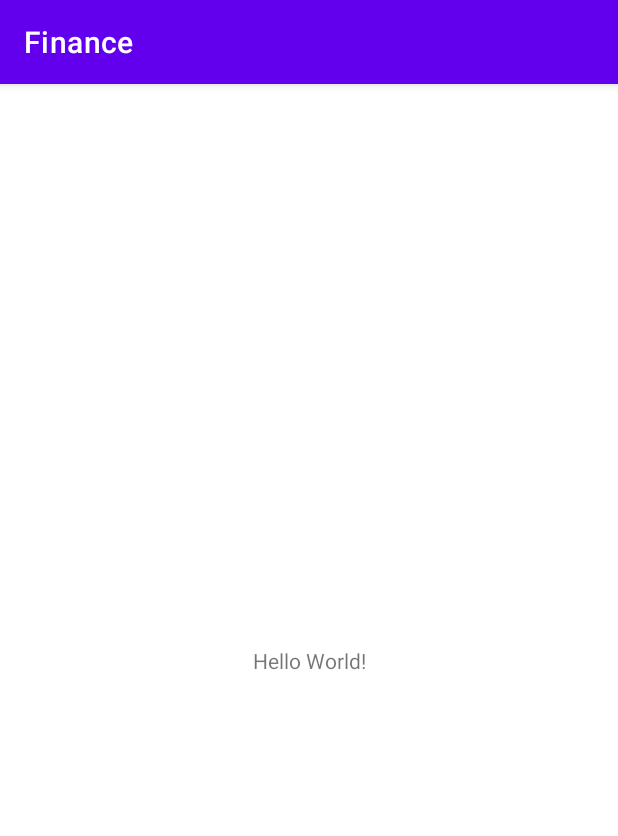
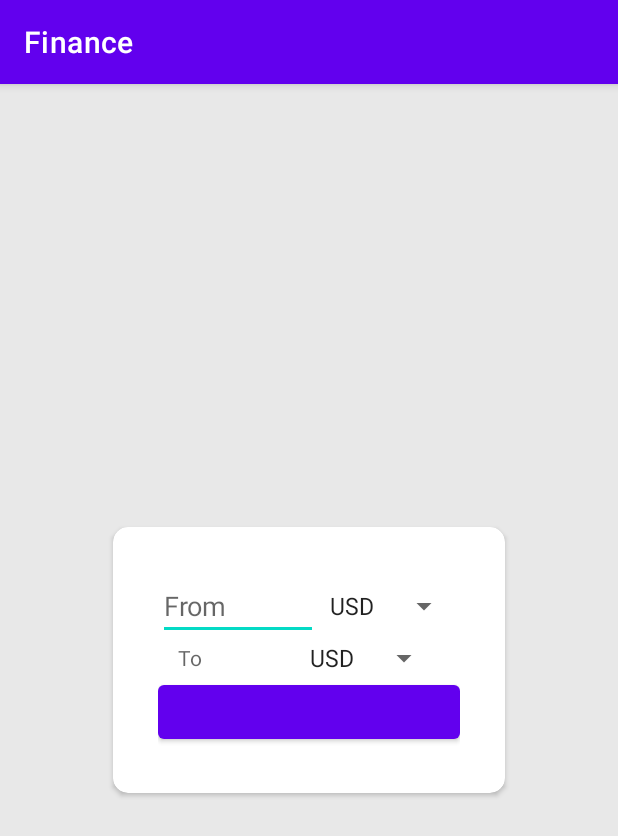
Before and after one commit to Project-Management-SCE/PM2022_TEAM_2, an Android app: the screen it shows after launch (MainActivity before the commit, Exchange after it), on a phone screen of 412 x 824 dp. Shown: the top 836 px of the screen. Run offline under Robolectric (Android 15) with nearby library versions, the phone set to English and light mode, and no system bars; our stand-ins replace Firebase (no records; nobody signed in at launch, a user with empty details on screens opened directly), Volley; libraries missing offline, so code that uses them is left out: com.squareup.okhttp.

Commit message:
Exchange
API REST  connect to app via Volley request lib

VolleySingenleton class:
Handle Http request
Exchange class:
Convert money by api rates and parsing the json response

```diff
--- a/app/build.gradle
+++ b/app/build.gradle
@@ -34,6 +34,7 @@ dependencies {
     implementation 'com.google.android.material:material:1.5.0'
     implementation 'androidx.constraintlayout:constraintlayout:2.1.3'
     implementation 'com.google.firebase:firebase-common:20.1.0'
+    implementation 'com.android.volley:volley:1.2.0'
     testImplementation 'junit:junit:4.13.2'
     androidTestImplementation 'androidx.test.ext:junit:1.1.3'
     androidTestImplementation 'androidx.test.espresso:espresso-core:3.4.0'
--- a/app/src/main/AndroidManifest.xml
+++ b/app/src/main/AndroidManifest.xml
@@ -10,6 +10,9 @@
         android:supportsRtl="true"
         android:theme="@style/Theme.Finance">
         <activity
+            android:name=".Exchange"
+            android:exported="false" />
+        <activity
             android:name=".MainActivity"
             android:exported="true">
             <intent-filter>
--- /dev/null
+++ b/app/src/main/java/com/team2/finance/Exchange.java
@@ -0,0 +1,102 @@
+package com.team2.finance;
+
+import android.app.ProgressDialog;
+import android.os.AsyncTask;
+import android.os.Bundle;
+import android.view.View;
+import android.widget.AdapterView;
+import android.widget.ArrayAdapter;
+import android.widget.Button;
+import android.widget.EditText;
+import android.widget.Spinner;
+import android.widget.TextView;
+import android.widget.Toast;
+
+import androidx.appcompat.app.AppCompatActivity;
+
+import com.android.volley.Request;
+import com.android.volley.RequestQueue;
+import com.android.volley.Response;
+import com.android.volley.VolleyError;
+import com.android.volley.toolbox.JsonArrayRequest;
+import com.android.volley.toolbox.JsonObjectRequest;
+import com.android.volley.toolbox.JsonRequest;
+import com.squareup.okhttp.OkHttpClient;
+
+import org.json.JSONArray;
+import org.json.JSONException;
+import org.json.JSONObject;
+
+import java.util.Collections;
+
+
+public class Exchange extends AppCompatActivity {
+
+    EditText fromCurrency;
+    TextView toCurrency;
+    Spinner fromDropdown, toDropdown;
+    Button convert_bt;
+    private RequestQueue requestQueue;
+
+
+    @Override
+    protected void onCreate(Bundle savedInstanceState) {
+        super.onCreate(savedInstanceState);
+        setContentView(R.layout.activity_exchange);
+
+        convert_bt = (Button) findViewById(R.id.convert_bt);
+        fromCurrency = findViewById(R.id.fromCurrency);
+        toCurrency = findViewById(R.id.toCurrency);
+        fromDropdown = findViewById(R.id.fromDropdown);
+        toDropdown = findViewById(R.id.toDropdown);
+        requestQueue = VolleySingleton.getInstance(this).getRequestQueue();
+        initSpinners();
+
+        convert_bt.setOnClickListener(new View.OnClickListener() {
+            public void onClick(View v) {
+                Convert();
+            }
+        });
+
+    }
+
+    private void initSpinners(){
+        String array[] = new String[] {"USD","ILS"};
+        ArrayAdapter<String> adapter = new ArrayAdapter<String>(this,
+                android.R.layout.simple_spinner_item, array);
+        adapter.setDropDownViewResource(android.R.layout.simple_spinner_dropdown_item);
+        fromDropdown.setAdapter(adapter);
+        toDropdown.setAdapter(adapter);
+    }
+
+    private void Convert() {
+        String url="https://frankfurter.app/latest?amount=" + fromCurrency.getText().toString() + "&from=" + fromDropdown.getSelectedItem().toString() + "&to=" + toDropdown.getSelectedItem().toString();
+
+        JsonObjectRequest jsonObjectRequest = new JsonObjectRequest
+                (Request.Method.GET, url, null, new Response.Listener<JSONObject>() {
+
+                    @Override
+                    public void onResponse(JSONObject response) {
+                        JSONObject jsonObject = null;
+                        try {
+                            jsonObject = response.getJSONObject("rates");
+                        } catch (JSONException e) {
+                            e.printStackTrace();
+                        }
+                        try {
+                            String rate = String.valueOf(jsonObject.getDouble(toDropdown.getSelectedItem().toString()));
+                            toCurrency.setText(rate);
+                        } catch (JSONException e) {
+                            e.printStackTrace();
+                        }
+                    }
+                }, new Response.ErrorListener() {
+
+                    @Override
+                    public void onErrorResponse(VolleyError error) {
+                        // TODO: Handle error
+                    }
+                });
+        requestQueue.add(jsonObjectRequest);
+    }
+}
--- a/app/src/main/java/com/team2/finance/MainActivity.java
+++ b/app/src/main/java/com/team2/finance/MainActivity.java
@@ -2,6 +2,7 @@ package com.team2.finance;
 
 import androidx.appcompat.app.AppCompatActivity;
 
+import android.content.Intent;
 import android.os.Bundle;
 
 import com.google.firebase.FirebaseApp;
@@ -18,5 +19,7 @@ public class MainActivity extends AppCompatActivity {
 
         FirebaseApp.initializeApp(this);
         mAuth = FirebaseAuth.getInstance();
+        Intent goToNextActivity = new Intent(getApplicationContext(), Exchange.class);
+        startActivity(goToNextActivity);
     }
 }
--- /dev/null
+++ b/app/src/main/java/com/team2/finance/VolleySingleton.java
@@ -0,0 +1,26 @@
+package com.team2.finance;
+
+import android.content.Context;
+
+import com.android.volley.RequestQueue;
+import com.android.volley.toolbox.Volley;
+
+public class VolleySingleton {
+
+    private RequestQueue requestQueue;
+    private static VolleySingleton mInstance;
+
+    private VolleySingleton(Context context){
+        requestQueue = Volley.newRequestQueue(context.getApplicationContext());
+    }
+
+    public static synchronized VolleySingleton getInstance(Context context){
+
+        if (mInstance == null){
+            mInstance = new VolleySingleton(context);
+        }
+        return mInstance;
+    }
+
+    public RequestQueue getRequestQueue(){return requestQueue;}
+}
--- /dev/null
+++ b/app/src/main/res/layout/activity_exchange.xml
@@ -0,0 +1,84 @@
+<?xml version="1.0" encoding="utf-8"?>
+<RelativeLayout xmlns:android="http://schemas.android.com/apk/res/android"
+    xmlns:app="http://schemas.android.com/apk/res-auto"
+    xmlns:tools="http://schemas.android.com/tools"
+    android:layout_width="match_parent"
+    android:layout_height="match_parent"
+    tools:context=".MainActivity"
+    android:background="#E8E8E8">
+
+    <androidx.cardview.widget.CardView
+        android:layout_width="wrap_content"
+        android:layout_height="wrap_content"
+        android:layout_centerInParent="true"
+        android:layout_marginStart="20dp"
+        android:layout_marginTop="20dp"
+        android:layout_marginEnd="20dp"
+        android:layout_marginBottom="20dp"
+        app:cardCornerRadius="10dp">
+
+        <LinearLayout
+            android:id="@+id/ll_parent"
+            android:layout_width="wrap_content"
+            android:layout_height="wrap_content"
+            android:layout_centerInParent="true"
+            android:layout_margin="30dp"
+            android:gravity="center"
+            android:orientation="vertical">
+
+            <LinearLayout
+                android:id="@+id/ll_firstConversion"
+                android:layout_width="wrap_content"
+                android:layout_height="wrap_content"
+                android:gravity="center_vertical"
+                android:orientation="horizontal">
+
+                <EditText
+                    android:id="@+id/fromCurrency"
+                    android:layout_width="wrap_content"
+                    android:layout_height="wrap_content"
+                    android:ems="5"
+                    android:hint="From"
+                    android:inputType="number" />
+
+                <Spinner
+                    android:id="@+id/fromDropdown"
+                    android:layout_width="wrap_content"
+                    android:layout_height="wrap_content" />
+
+            </LinearLayout>
+
+            <LinearLayout
+                android:id="@+id/ll_secondConversion"
+                android:layout_width="wrap_content"
+                android:layout_height="wrap_content"
+                android:gravity="center_vertical"
+                android:orientation="horizontal">
+
+                <TextView
+                    android:id="@+id/toCurrency"
+                    android:layout_width="wrap_content"
+                    android:layout_height="wrap_content"
+                    android:ems="5"
+                    android:hint="To"
+                    android:inputType="number" />
+
+                <Spinner
+                    android:id="@+id/toDropdown"
+                    android:layout_width="wrap_content"
+                    android:layout_height="wrap_content" />
+
+            </LinearLayout>
+
+            <Button
+                android:id="@+id/convert_bt"
+                android:layout_width="match_parent"
+                android:layout_height="match_parent">
+
+            </Button>
+
+        </LinearLayout>
+
+    </androidx.cardview.widget.CardView>
+
+</RelativeLayout>
```
